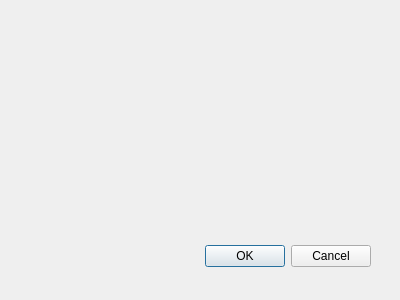
dasycarpum/pro_DDT_Viginond, file dialog_proxy.ui: the form before one commit.
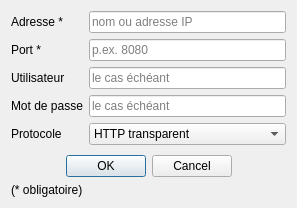
The form after the commit.

Commit message:
Merged PR 61: Proxy perso : maquette de la boîte de dialogue
- Nom ou adresse IP du proxy
- Port
- Utilisateur (le cas échéant)
- Mot de passe (le cas échéant)
- Protocole

Related work items: #92

What changed in the file:
```diff
--- a/dialog_proxy.ui
+++ b/dialog_proxy.ui
@@ -8,29 +8,145 @@
    <rect>
     <x>0</x>
     <y>0</y>
-    <width>400</width>
-    <height>300</height>
+    <width>297</width>
+    <height>208</height>
    </rect>
   </property>
   <property name="windowTitle">
    <string>Dialog</string>
   </property>
-  <widget name="buttonBox" class="QDialogButtonBox">
-   <property name="geometry">
-    <rect>
-     <x>30</x>
-     <y>240</y>
-     <width>341</width>
-     <height>32</height>
-    </rect>
-   </property>
-   <property name="orientation">
-    <enum>Qt::Horizontal</enum>
-   </property>
-   <property name="standardButtons">
-    <set>QDialogButtonBox::Cancel|QDialogButtonBox::Ok</set>
-   </property>
-  </widget>
+  <layout class="QGridLayout" name="gridLayout">
+   <item row="2" column="1">
+    <widget class="QLineEdit" name="lineEdit_user">
+     <property name="placeholderText">
+      <string>le cas échéant</string>
+     </property>
+    </widget>
+   </item>
+   <item row="4" column="1">
+    <widget class="QComboBox" name="comboBox_protocol">
+     <property name="cursor">
+      <cursorShape>PointingHandCursor</cursorShape>
+     </property>
+     <item>
+      <property name="text">
+       <string>HTTP transparent</string>
+      </property>
+     </item>
+     <item>
+      <property name="text">
+       <string>HTTP caché</string>
+      </property>
+     </item>
+     <item>
+      <property name="text">
+       <string>Socks 5</string>
+      </property>
+     </item>
+    </widget>
+   </item>
+   <item row="3" column="1">
+    <widget class="QLineEdit" name="lineEdit_password">
+     <property name="placeholderText">
+      <string>le cas échéant</string>
+     </property>
+    </widget>
+   </item>
+   <item row="4" column="0">
+    <widget class="QLabel" name="label_protocol">
+     <property name="text">
+      <string>Protocole</string>
+     </property>
+    </widget>
+   </item>
+   <item row="0" column="0">
+    <widget class="QLabel" name="label_host_name">
+     <property name="text">
+      <string>Adresse *</string>
+     </property>
+    </widget>
+   </item>
+   <item row="1" column="1">
+    <widget class="QLineEdit" name="lineEdit_port">
+     <property name="placeholderText">
+      <string>p.ex. 8080</string>
+     </property>
+    </widget>
+   </item>
+   <item row="3" column="0">
+    <widget class="QLabel" name="label_password">
+     <property name="text">
+      <string>Mot de passe</string>
+     </property>
+    </widget>
+   </item>
+   <item row="0" column="1">
+    <widget class="QLineEdit" name="lineEdit_host_name">
+     <property name="placeholderText">
+      <string>nom ou adresse IP</string>
+     </property>
+    </widget>
+   </item>
+   <item row="1" column="0">
+    <widget class="QLabel" name="label_port">
+     <property name="text">
+      <string>Port *</string>
+     </property>
+    </widget>
+   </item>
+   <item row="6" column="0" colspan="2">
+    <widget class="QDialogButtonBox" name="buttonBox">
+     <property name="cursor">
+      <cursorShape>PointingHandCursor</cursorShape>
+     </property>
+     <property name="layoutDirection">
+      <enum>Qt::LeftToRight</enum>
+     </property>
+     <property name="orientation">
+      <enum>Qt::Horizontal</enum>
+     </property>
+     <property name="standardButtons">
+      <set>QDialogButtonBox::Cancel|QDialogButtonBox::Ok</set>
+     </property>
+     <property name="centerButtons">
+      <bool>true</bool>
+     </property>
+    </widget>
+   </item>
+   <item row="7" column="0">
+    <widget class="QLabel" name="label">
+     <property name="maximumSize">
+      <size>
+       <width>16777215</width>
+       <height>20</height>
+      </size>
+     </property>
+     <property name="text">
+      <string>(* obligatoire)</string>
+     </property>
+    </widget>
+   </item>
+   <item row="2" column="0">
+    <widget class="QLabel" name="label_user">
+     <property name="text">
+      <string>Utilisateur</string>
+     </property>
+    </widget>
+   </item>
+   <item row="5" column="0">
+    <spacer name="verticalSpacer">
+     <property name="orientation">
+      <enum>Qt::Vertical</enum>
+     </property>
+     <property name="sizeHint" stdset="0">
+      <size>
+       <width>20</width>
+       <height>40</height>
+      </size>
+     </property>
+    </spacer>
+   </item>
+  </layout>
  </widget>
  <pixmapfunction/>
  <resources/>
```
Left out of the diff: 9 changed lines with no effect on the pictures.
